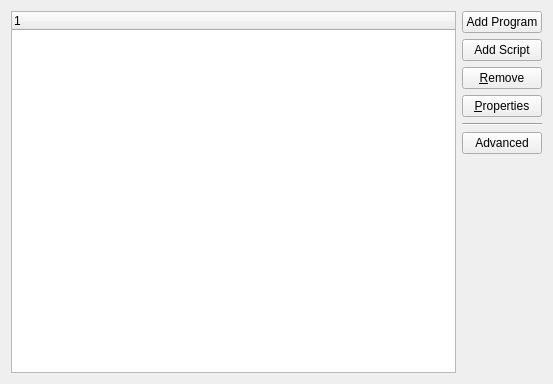
Qt form kcontrol/autostart/autostartconfig.ui (mgottschlag/kwin-tiling) before a commit.
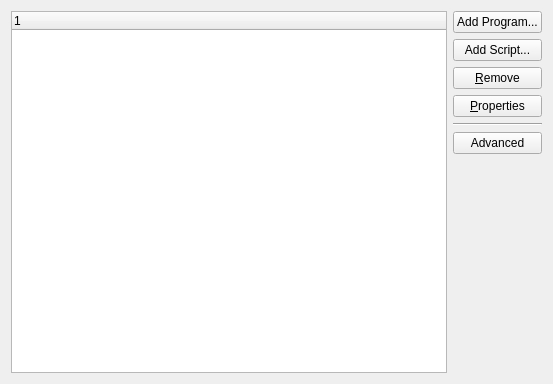
The same form after that commit.

```diff
--- a/kcontrol/autostart/autostartconfig.ui
+++ b/kcontrol/autostart/autostartconfig.ui
@@ -28,14 +28,14 @@
    <item row="0" column="1" >
     <widget class="QPushButton" name="btnAddProgram" >
      <property name="text" >
-      <string>Add Program</string>
+      <string>Add Program...</string>
      </property>
     </widget>
    </item>
    <item row="1" column="1" >
     <widget class="QPushButton" name="btnAddScript" >
      <property name="text" >
-      <string>Add Script</string>
+      <string>Add Script...</string>
      </property>
     </widget>
    </item>
```
